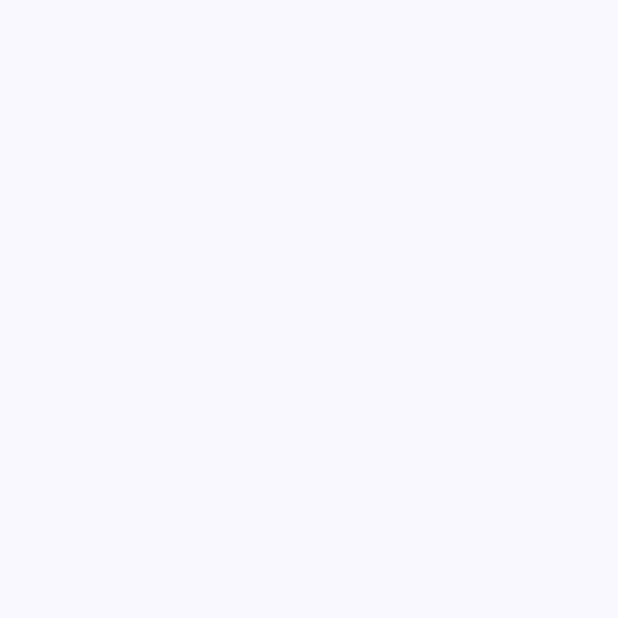
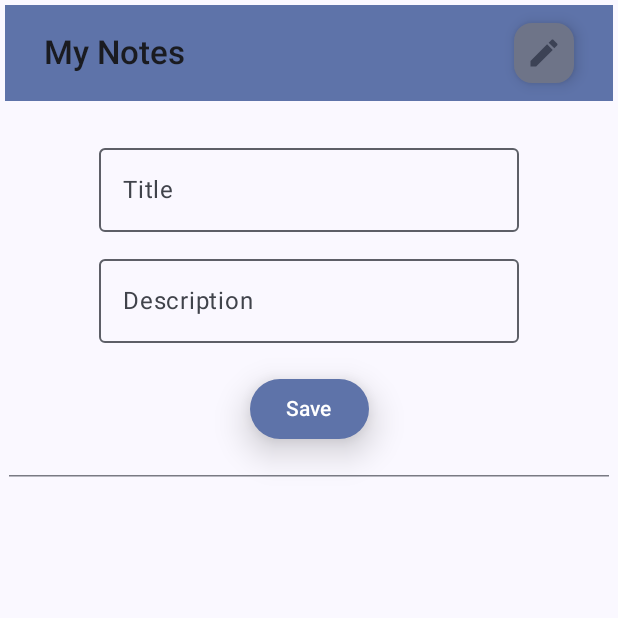
Before and after one commit to soosdsara/jet-note, an Android app built with Jetpack Compose: the screen it shows after launch (MainActivity), on a phone screen of 412 x 824 dp, the top half of it. Before the commit the part shown is empty. Run offline under Robolectric (Android 15) with nearby library versions, the phone set to English and light mode, and no system bars.

Commit message:
Add TopAppBar and NoteForm

```diff
--- a/app/src/main/java/com/example/jetnote/MainActivity.kt
+++ b/app/src/main/java/com/example/jetnote/MainActivity.kt
@@ -3,33 +3,17 @@ package com.example.jetnote
 import android.os.Bundle
 import androidx.activity.ComponentActivity
 import androidx.activity.compose.setContent
-import androidx.activity.enableEdgeToEdge
-import androidx.compose.foundation.layout.fillMaxSize
-import androidx.compose.material3.Scaffold
-import androidx.compose.runtime.Composable
-import androidx.compose.ui.Modifier
-import androidx.compose.ui.tooling.preview.Preview
+import com.example.jetnote.screen.NoteScreen
 import com.example.jetnote.ui.theme.JetNoteTheme
 
 class MainActivity : ComponentActivity() {
     override fun onCreate(savedInstanceState: Bundle?) {
         super.onCreate(savedInstanceState)
-        enableEdgeToEdge()
+        //enableEdgeToEdge()
         setContent {
             JetNoteTheme {
-                Scaffold(modifier = Modifier.fillMaxSize()) { innerPadding ->
-
-                }
+                NoteScreen()
             }
         }
     }
 }
-
-
-
-@Preview(showBackground = true)
-@Composable
-fun GreetingPreview() {
-    JetNoteTheme {
-    }
-}
--- /dev/null
+++ b/app/src/main/java/com/example/jetnote/components/NoteComponents.kt
@@ -0,0 +1,58 @@
+package com.example.jetnote.components
+
+import androidx.compose.foundation.text.KeyboardActions
+import androidx.compose.foundation.text.KeyboardOptions
+import androidx.compose.material3.ButtonColors
+import androidx.compose.material3.ButtonDefaults
+import androidx.compose.material3.ButtonDefaults.elevatedButtonColors
+import androidx.compose.material3.ElevatedButton
+import androidx.compose.material3.OutlinedTextField
+import androidx.compose.material3.Text
+import androidx.compose.runtime.Composable
+import androidx.compose.ui.Modifier
+import androidx.compose.ui.platform.LocalSoftwareKeyboardController
+import androidx.compose.ui.text.input.ImeAction
+import androidx.compose.ui.unit.dp
+
+@Composable
+fun NoteInputTextField(
+    modifier: Modifier = Modifier,
+    text: String,
+    label: String,
+    maxLine: Int = 1,
+    onTextChange: (String) -> Unit,
+    onImeAction: () -> Unit = {}
+) {
+    val keyboardController = LocalSoftwareKeyboardController.current
+    OutlinedTextField(
+        value = text,
+        onValueChange = onTextChange,
+        maxLines = maxLine,
+        label = { Text(label) },
+        keyboardOptions = KeyboardOptions.Default.copy(imeAction = ImeAction.Done),
+        keyboardActions = KeyboardActions(onDone = {
+            onImeAction()
+            keyboardController?.hide()
+        }),
+        modifier = modifier
+    )
+}
+
+@Composable
+fun NoteButton(
+    modifier: Modifier = Modifier,
+    text: String,
+    onClick: () -> Unit,
+    enabled: Boolean = true,
+    colors: ButtonColors = elevatedButtonColors()
+) {
+    ElevatedButton(
+        onClick = onClick,
+        enabled = enabled,
+        modifier = modifier,
+        colors = colors,
+        elevation = ButtonDefaults.elevatedButtonElevation(defaultElevation = 15.dp)
+    ) {
+        Text(text)
+    }
+}
--- /dev/null
+++ b/app/src/main/java/com/example/jetnote/model/Note.kt
@@ -0,0 +1,3 @@
+package com.example.jetnote.model
+
+data class Note()
--- /dev/null
+++ b/app/src/main/java/com/example/jetnote/screen/NoteScreen.kt
@@ -0,0 +1,115 @@
+package com.example.jetnote.screen
+
+import androidx.compose.foundation.layout.Column
+import androidx.compose.foundation.layout.Row
+import androidx.compose.foundation.layout.fillMaxSize
+import androidx.compose.foundation.layout.fillMaxWidth
+import androidx.compose.foundation.layout.padding
+import androidx.compose.material.icons.Icons
+import androidx.compose.material.icons.filled.Edit
+import androidx.compose.material3.ButtonDefaults
+import androidx.compose.material3.ExperimentalMaterial3Api
+import androidx.compose.material3.HorizontalDivider
+import androidx.compose.material3.Icon
+import androidx.compose.material3.MaterialTheme
+import androidx.compose.material3.Scaffold
+import androidx.compose.material3.SmallFloatingActionButton
+import androidx.compose.material3.Text
+import androidx.compose.material3.TopAppBar
+import androidx.compose.material3.TopAppBarDefaults.topAppBarColors
+import androidx.compose.runtime.Composable
+import androidx.compose.runtime.getValue
+import androidx.compose.runtime.mutableStateOf
+import androidx.compose.runtime.remember
+import androidx.compose.runtime.setValue
+import androidx.compose.ui.Alignment
+import androidx.compose.ui.Modifier
+import androidx.compose.ui.text.font.FontWeight
+import androidx.compose.ui.tooling.preview.Preview
+import androidx.compose.ui.unit.dp
+import com.example.jetnote.components.NoteButton
+import com.example.jetnote.components.NoteInputTextField
+
+@OptIn(ExperimentalMaterial3Api::class)
+@Composable
+fun NoteScreen() {
+    var title by remember { mutableStateOf("") }
+    var description by remember { mutableStateOf("") }
+
+    Scaffold(
+        modifier = Modifier.fillMaxSize(),
+        topBar = {
+            TopAppBar(
+                title = {
+                    Row {
+                        Text(
+                            "My Notes",
+                            modifier = Modifier.padding(start = 10.dp),
+                            fontWeight = FontWeight.Medium
+                        )
+                    }
+                },
+                modifier = Modifier.padding(3.dp),
+                colors = topAppBarColors(MaterialTheme.colorScheme.primaryContainer),
+                actions = {
+                    SmallFloatingActionButton(
+                        modifier = Modifier.padding(end = 18.dp),
+                        containerColor = MaterialTheme.colorScheme.secondaryContainer,
+                        contentColor = MaterialTheme.colorScheme.secondary,
+                        onClick = { /*TODO*/ }) {
+                        Icon(
+                            imageVector = Icons.Default.Edit,
+                            contentDescription = "Note Icon",
+                        )
+                    }
+                }
+            )
+        }
+    ) { innerPadding ->
+        Column(
+            Modifier
+                .padding(innerPadding)
+                .fillMaxWidth(),
+            horizontalAlignment = Alignment.CenterHorizontally
+        ) {
+            NoteInputTextField(
+                modifier = Modifier.padding(top = 20.dp),
+                text = title,
+                label = "Title",
+                onTextChange = {
+                    if (it.all { char -> char.isLetter() || char.isWhitespace() }) title = it
+                },
+            )
+            NoteInputTextField(
+                modifier = Modifier.padding(top = 10.dp),
+                text = description,
+                label = "Description",
+                onTextChange = {
+                    description = it
+                },
+            )
+            NoteButton(
+                modifier = Modifier.padding(top = 20.dp),
+                text = "Save",
+                colors = ButtonDefaults.elevatedButtonColors(
+                    containerColor = MaterialTheme.colorScheme.primaryContainer,
+                    contentColor = MaterialTheme.colorScheme.onPrimaryContainer
+                ),
+                onClick = {
+                    if (title.isNotEmpty() && description.isNotEmpty()) {
+
+                        title = ""
+                        description = ""
+                    }
+                })
+            HorizontalDivider(Modifier.padding(horizontal = 6.dp, vertical = 20.dp))
+            //TODO -> Display Notes
+        }
+    }
+}
+
+@Preview(showBackground = true)
+@Composable
+fun NoteScreenPreview() {
+    NoteScreen()
+}
```
